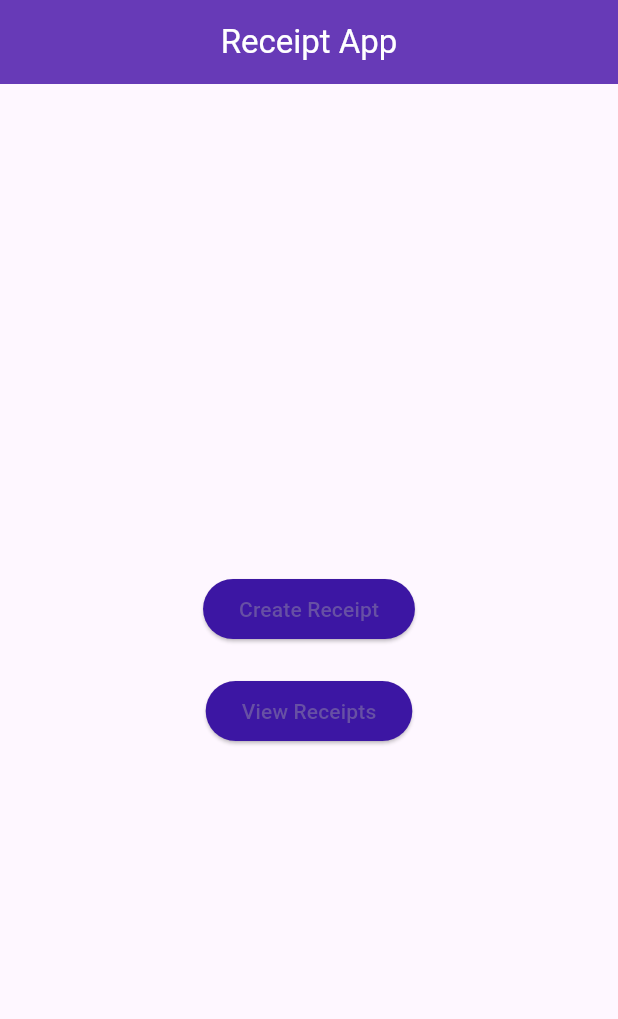
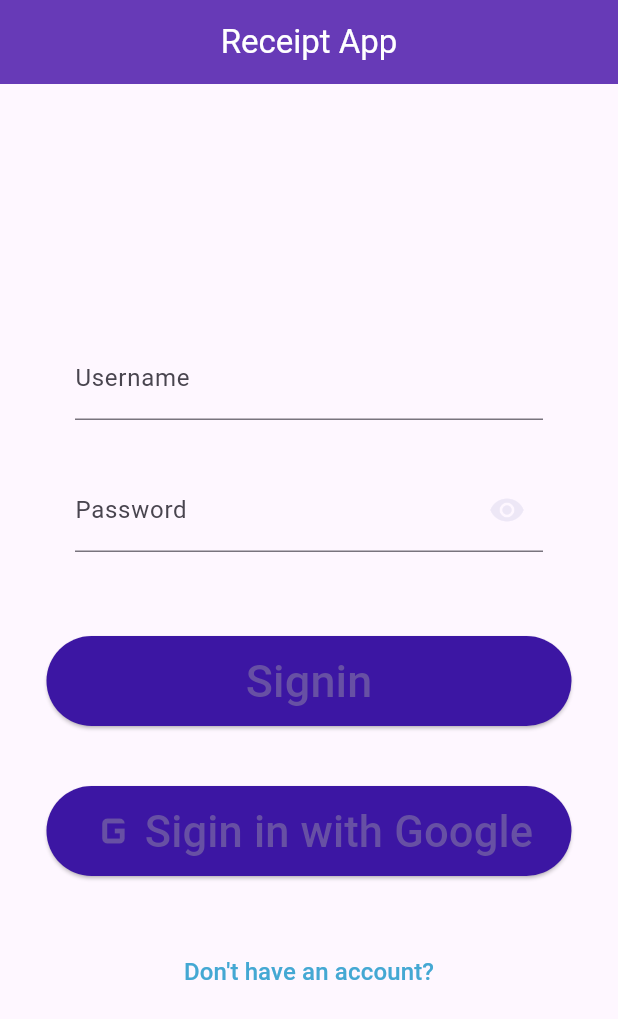
Before and after one commit to AmrDoma/safareya-app, a Flutter app: the screen it shows after launch, on a phone screen of 412 x 824 dp. Shown: the top 1019 px of the screen. Run offline on Flutter 3.47's test engine with Material 3 defaults, Android fonts, the phone set to English and light mode, and no system bars; our stand-ins replace firebase_core; accounts and stored records are empty.

Commit message:
Added firebase + login,Singup pages

```diff
--- a/lib/main.dart
+++ b/lib/main.dart
@@ -1,8 +1,16 @@
 import 'package:flutter/material.dart';
+import 'package:safareya_app/pages/login_page.dart';
 import 'pages/home_page.dart'; // Import the HomePage
 
-void main() {
+import 'package:firebase_core/firebase_core.dart';
+import 'firebase_options.dart';
+
+Future<void> main() async{
   runApp(MyApp());
+  WidgetsFlutterBinding.ensureInitialized();
+  await Firebase.initializeApp(
+    options: DefaultFirebaseOptions.currentPlatform,
+);
 }
 
 class MyApp extends StatelessWidget {
@@ -15,7 +23,7 @@ class MyApp extends StatelessWidget {
         primarySwatch: Colors.deepPurple,
       ),
       darkTheme: ThemeData.dark(),
-      home: HomePage(), // Set HomePage as the initial screen
+      home: login(), // Set HomePage as the initial screen
     );
   }
 }
--- /dev/null
+++ b/lib/pages/login_page.dart
@@ -0,0 +1,98 @@
+import 'package:flutter/material.dart';
+import 'package:safareya_app/pages/home_page.dart';
+import 'package:safareya_app/pages/password_field.dart';
+import 'package:safareya_app/pages/signup_page.dart';
+
+class login extends StatelessWidget {
+  @override
+  Widget build(BuildContext context) {
+    return Scaffold(
+      appBar: AppBar(
+          title: const Text('Receipt App'),
+          automaticallyImplyLeading: false,
+          centerTitle: true,
+          backgroundColor: Colors.deepPurple, // Add AppBar title
+          foregroundColor: Colors.white),
+      body: Center(
+        child: Column(
+          mainAxisAlignment: MainAxisAlignment.center,
+          children: <Widget>[
+            Padding(
+              padding: const EdgeInsets.symmetric(horizontal: 50, vertical: 16),
+              child: TextFormField(
+                decoration: const InputDecoration(
+                  border: UnderlineInputBorder(),
+                  labelText: 'Username',
+                  floatingLabelStyle: TextStyle(
+                    fontSize: 20,
+                  ),
+                ),
+                validator: (value) => value!.isEmpty ? 'Enter an email' : null,
+              ),
+            ),
+            PasswordField(name: "Password"),
+            const SizedBox(height: 40),
+            ElevatedButton(
+              onPressed: () {
+                Navigator.push(
+                  context,
+                  MaterialPageRoute(builder: (context) => HomePage()),
+                );
+              },
+              style: ElevatedButton.styleFrom(
+                fixedSize: const Size(350, 60),
+                backgroundColor:
+                    const Color.fromARGB(255, 60, 22, 163), // Brighter color
+              ),
+              child: const Text('Signin', style: TextStyle(fontSize: 30)),
+            ),
+            const SizedBox(height: 40),
+            ElevatedButton(
+                onPressed: () {
+                  Navigator.push(
+                    context,
+                    MaterialPageRoute(builder: (context) => HomePage()),
+                  );
+                },
+                style: ElevatedButton.styleFrom(
+                  fixedSize: const Size(350, 60),
+                  backgroundColor:
+                      const Color.fromARGB(255, 60, 22, 163), // Brighter color
+                ),
+                child: const Row(
+                    mainAxisAlignment: MainAxisAlignment.center,
+                    children: <Widget>[
+                      Icon(Icons.g_mobiledata,size: 40),
+                      Text('Sigin in with Google',
+                          style: TextStyle(fontSize: 29)),
+                    ])),
+            const SizedBox(height: 40),
+            TextButton(
+              onPressed: () {
+                Navigator.push(
+                  context,
+                  MaterialPageRoute(builder: (context) => const SignupPage()),
+                );
+              },
+              child: const Text(
+                "Don't have an account?",
+                style: TextStyle(
+                  color: Color.fromARGB(255, 68, 168, 211),
+                  fontSize: 16,
+                ),
+              ),
+            ),
+            // const SizedBox(height: 40),
+            // const Text(
+            //   "Forgot Password?",
+            //   style: TextStyle(
+            //     color: Color.fromARGB(255, 68, 168, 211),
+            //     fontSize: 16,
+            //   ),
+            // ),
+          ],
+        ),
+      ),
+    );
+  }
+}
--- /dev/null
+++ b/lib/pages/password_field.dart
@@ -0,0 +1,44 @@
+import 'package:flutter/material.dart';
+
+class PasswordField extends StatefulWidget {
+  var _passwordVisible = true;
+  final String name;
+  PasswordField({super.key,required this.name});
+
+  @override
+  State<PasswordField> createState() => _PasswordFieldState();
+}
+
+class _PasswordFieldState extends State<PasswordField> {
+  @override
+  Widget build(BuildContext context) {
+    return Padding(
+      padding: const EdgeInsets.symmetric(horizontal: 50, vertical: 16),
+      child: TextFormField(
+        obscureText: widget._passwordVisible,
+        decoration: InputDecoration(
+            border: const UnderlineInputBorder(),
+            labelText: widget.name,
+            floatingLabelStyle: const TextStyle(
+              fontSize: 20,
+            ),
+            suffixIcon: IconButton(
+                icon: Icon(
+                  // Based on passwordVisible state choose the icon
+                  widget._passwordVisible
+                      ? Icons.visibility
+                      : Icons.visibility_off,
+                  color: Theme.of(context).secondaryHeaderColor,
+                ),
+                onPressed: () {
+                  // Update the state i.e. toogle the state of passwordVisible variable
+                  setState(() {
+                    widget._passwordVisible = !widget._passwordVisible;
+                  });
+                }),
+                ),
+        validator: (value) => value!.isEmpty ? 'Enter a password' : null,
+      ),
+    );
+  }
+}
--- a/pubspec.yaml
+++ b/pubspec.yaml
@@ -37,6 +37,7 @@ dependencies:
   # The following adds the Cupertino Icons font to your application.
   # Use with the CupertinoIcons class for iOS style icons.
   cupertino_icons: ^1.0.6
+  firebase_core: ^3.3.0
 
 dev_dependencies:
   flutter_test:
```
Also changed, not shown: lib/pages/home_page.dart (+14 -1 lines), lib/pages/receipt_detail_page.dart (+14 -14 lines), lib/pages/signup_page.dart (added, +83 -0 lines), firebase.json (added), lib/firebase_options.dart (added), pubspec.lock, 13 other files.
